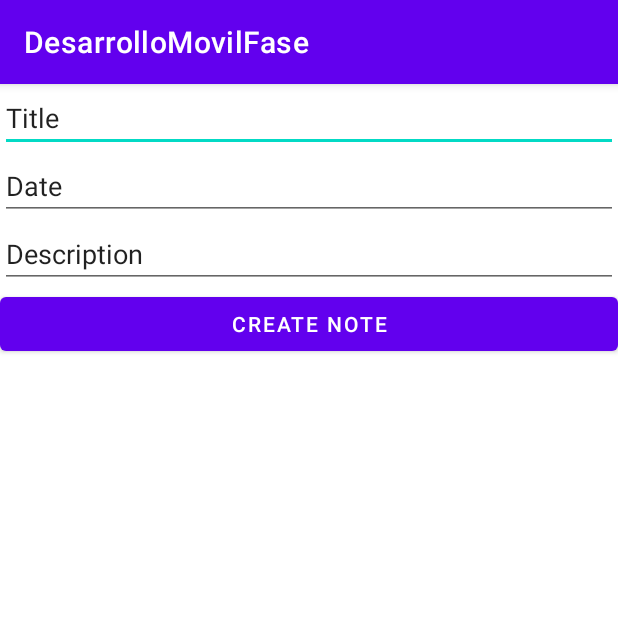
After one commit to AlexoBot/androidStudioFase, an Android app: the RegisterNotesActivity screen opened directly, with no data from a screen before it, on a phone screen of 412 x 824 dp, the top half of it. The commit adds this screen. Run offline under Robolectric (Android 15) with nearby library versions, the phone set to English and light mode, and no system bars.

Commit message:
Running-App ver 1.0

```diff
--- a/app/src/main/java/com/alexo/desarrollomovilfase/ContactsModel.java
+++ b/app/src/main/java/com/alexo/desarrollomovilfase/ContactsModel.java
@@ -47,6 +47,4 @@ public class ContactsModel {
         this.notes = notes;
     }
 
-
-
 }
--- /dev/null
+++ b/app/src/main/java/com/alexo/desarrollomovilfase/DBNotesActivity.java
@@ -0,0 +1,5 @@
+package com.alexo.desarrollomovilfase;
+
+public class DBNotesActivity {
+
+}
--- /dev/null
+++ b/app/src/main/java/com/alexo/desarrollomovilfase/NotesTemplateItem.java
@@ -0,0 +1,4 @@
+package com.alexo.desarrollomovilfase;
+
+public class NotesTemplateItem {
+}
--- /dev/null
+++ b/app/src/main/java/com/alexo/desarrollomovilfase/RegisterNotesActivity.java
@@ -0,0 +1,52 @@
+package com.alexo.desarrollomovilfase;
+
+import androidx.appcompat.app.AppCompatActivity;
+
+import android.os.Bundle;
+import android.view.View;
+import android.widget.Button;
+import android.widget.EditText;
+
+public class RegisterNotesActivity extends AppCompatActivity {
+    Button btnRegisterNewNote;
+    @Override
+    protected void onCreate(Bundle savedInstanceState) {
+        super.onCreate(savedInstanceState);
+        setContentView(R.layout.activity_register_notes);
+
+        btnRegisterNewNote = (Button) findViewById(R.id.btnCreateNote);
+
+        btnRegisterNewNote.setOnClickListener(CreateNote());
+    }
+
+    private View.OnClickListener CreateNote() {
+        return v -> {
+
+            //leer valores
+            EditText titleField = (EditText) findViewById(R.id.eptNotesTitle);
+            EditText dateField = (EditText) findViewById(R.id.eptNotesDate);
+            EditText descField = (EditText) findViewById(R.id.eptNotesDescription);
+
+
+            String cTitle = titleField.getText().toString();
+            String cDate = dateField.getText().toString();
+            String cDesc = descField.getText().toString();
+
+            //insertar en el modelo
+            NotesModel model = new NotesModel();
+
+            model.setTitle(cTitle);
+            model.setDate(cDate);
+            model.setDescription(cDesc);
+
+            //guardar el modelo en la db
+            DBAsistente_Notes db = new DBAsistente_Notes(RegisterNotesActivity.this);
+            db.saveDB(model);
+
+            //Limpiar
+            titleField.setText("");
+            dateField.setText("");
+            descField.setText("");
+        };
+    }
+}
--- /dev/null
+++ b/app/src/main/res/layout/activity_register_notes.xml
@@ -0,0 +1,39 @@
+<?xml version="1.0" encoding="utf-8"?>
+<LinearLayout xmlns:android="http://schemas.android.com/apk/res/android"
+    xmlns:app="http://schemas.android.com/apk/res-auto"
+    xmlns:tools="http://schemas.android.com/tools"
+    android:layout_width="match_parent"
+    android:layout_height="match_parent"
+    tools:context=".RegisterNotesActivity"
+    android:orientation="vertical">
+
+    <EditText
+        android:id="@+id/eptNotesTitle"
+        android:layout_width="match_parent"
+        android:layout_height="wrap_content"
+        android:ems="10"
+        android:inputType="text"
+        android:text="Title" />
+
+    <EditText
+        android:id="@+id/eptNotesDate"
+        android:layout_width="match_parent"
+        android:layout_height="wrap_content"
+        android:ems="10"
+        android:inputType="date"
+        android:text="Date"/>
+
+    <EditText
+        android:id="@+id/eptNotesDescription"
+        android:layout_width="match_parent"
+        android:layout_height="wrap_content"
+        android:ems="10"
+        android:inputType="text"
+        android:text="Description" />
+
+    <Button
+        android:id="@+id/btnCreateNote"
+        android:layout_width="match_parent"
+        android:layout_height="wrap_content"
+        android:text="Create Note" />
+</LinearLayout>
```
Also changed, not shown: app/src/main/AndroidManifest.xml (+9 -1 lines), app/src/main/java/com/alexo/desarrollomovilfase/DBAsistente_Notes.java (added, +46 -0 lines), app/src/main/java/com/alexo/desarrollomovilfase/LandingPageActivity.java (+20 -0 lines), app/src/main/java/com/alexo/desarrollomovilfase/NotesActivity.java (added, +14 -0 lines), app/src/main/java/com/alexo/desarrollomovilfase/NotesModel.java (added, +34 -0 lines), app/src/main/res/layout/activity_landing_page.xml (+13 -1 lines), app/src/main/res/layout/activity_notes.xml (added, +20 -0 lines).
